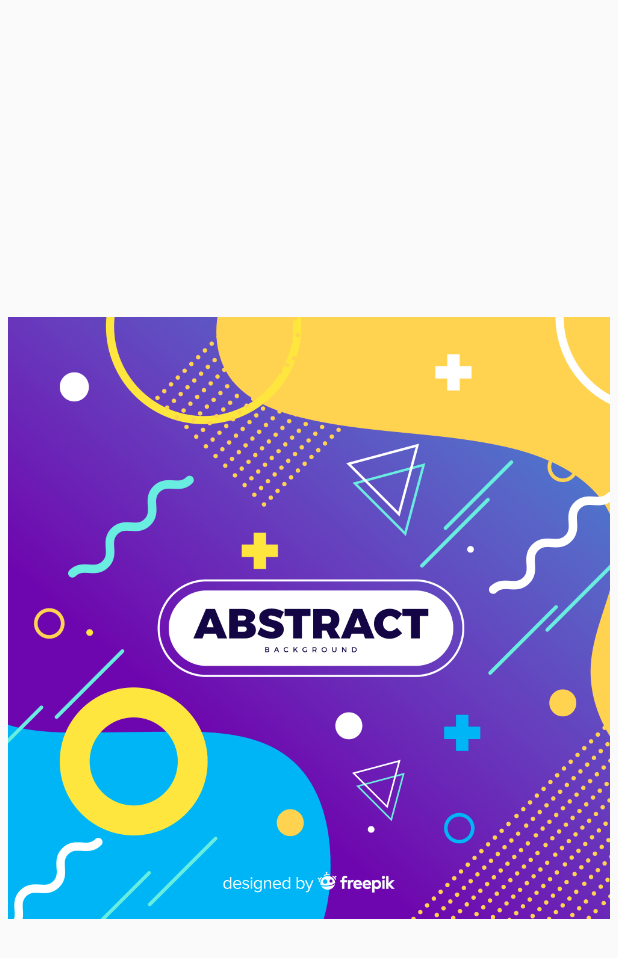
After one commit to rizqyfahmi/HelloAndroid, an Android app: the layout activity_recycler_advance_display.xml on its own in the app's theme, with its tools: preview values and no code run, on a phone screen of 412 x 824 dp. The commit adds this screen. Shown: the top 958 px of the screen. Run offline under Robolectric (Android 15) with nearby library versions, the phone set to English and light mode, and no system bars.

Commit message:
5. Create an activity called "RecyclerAdvanceDisplayActivity"

```diff
--- a/app/src/main/AndroidManifest.xml
+++ b/app/src/main/AndroidManifest.xml
@@ -39,7 +39,8 @@
         <activity android:name=".MainSQLite" />
         <activity android:name=".MainRoomDBActivity" />
         <activity android:name=".MainRecyclerActivity" />
-        <activity android:name=".MainRecycleAdvanceActivity"></activity>
+        <activity android:name=".MainRecycleAdvanceActivity" />
+        <activity android:name=".RecyclerAdvanceDisplayActivity"></activity>
     </application>
 
 </manifest>
--- a/app/src/main/java/com/rizqyfahmi/helloandroid/MainRecycleAdvanceActivity.java
+++ b/app/src/main/java/com/rizqyfahmi/helloandroid/MainRecycleAdvanceActivity.java
@@ -23,7 +23,7 @@ public class MainRecycleAdvanceActivity extends AppCompatActivity {
         recyclerView.setHasFixedSize(true);
         recyclerView.setLayoutManager(layoutManager);
 
-        adapter = new RecyclerAdvanceAdapter(images);
+        adapter = new RecyclerAdvanceAdapter(images, this);
         recyclerView.setAdapter(adapter);
 
     }
--- /dev/null
+++ b/app/src/main/res/layout/activity_recycler_advance_display.xml
@@ -0,0 +1,17 @@
+<?xml version="1.0" encoding="utf-8"?>
+<RelativeLayout
+    xmlns:android="http://schemas.android.com/apk/res/android"
+    xmlns:app="http://schemas.android.com/apk/res-auto"
+    xmlns:tools="http://schemas.android.com/tools"
+    android:layout_width="match_parent"
+    android:layout_height="match_parent"
+    tools:context=".RecyclerAdvanceDisplayActivity">
+
+    <ImageView
+        android:layout_width="match_parent"
+        android:layout_height="450dp"
+        android:layout_centerInParent="true"
+        android:src="@mipmap/pic1"
+        android:padding="5dp"
+        android:id="@+id/raImageViewDetail"/>
+</RelativeLayout>
```
Also changed, not shown: app/src/main/java/com/rizqyfahmi/helloandroid/RecyclerAdvanceAdapter.java (+23 -4 lines), app/src/main/java/com/rizqyfahmi/helloandroid/RecyclerAdvanceDisplayActivity.java (added, +18 -0 lines).
